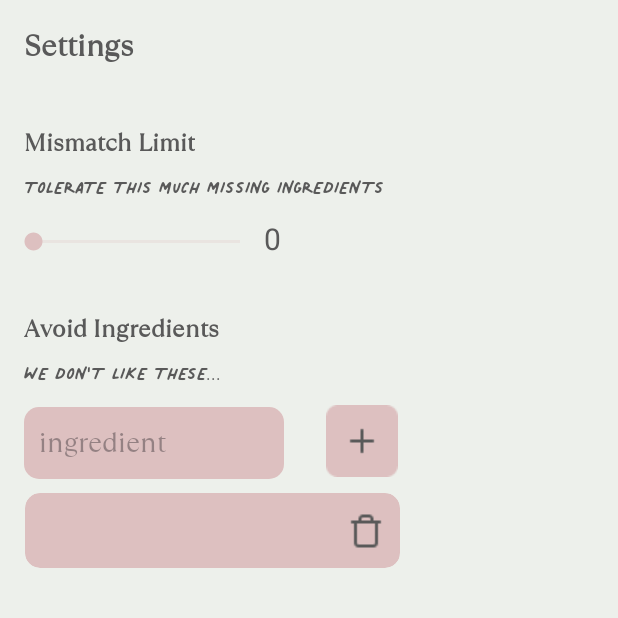
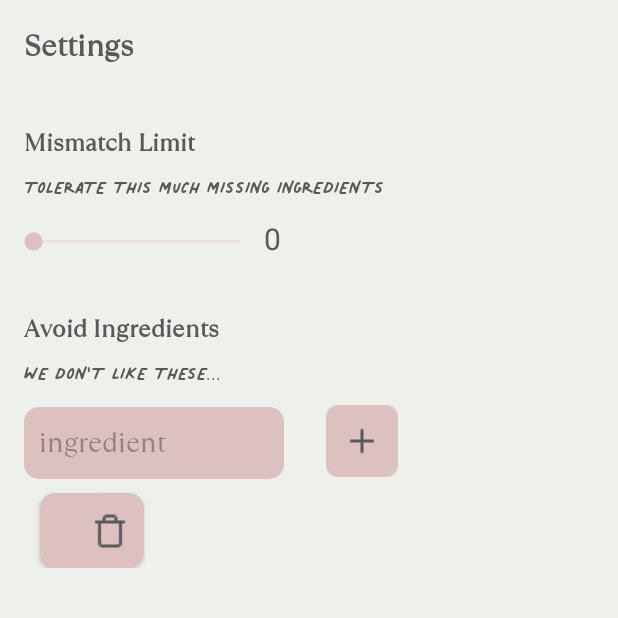
Before and after one commit to AndreiKevin/dormdinner, an Android app: the settings screen opened directly, with no data from a screen before it, after a tap on an icon or button, on a phone screen of 412 x 824 dp, the top half of it. Run offline under Robolectric (Android 15) with nearby library versions, the phone set to English and light mode, and no system bars.

Commit message:
fix: setting ingredient margin

```diff
--- a/app/src/main/res/layout/new_ingredient_settings.xml
+++ b/app/src/main/res/layout/new_ingredient_settings.xml
@@ -6,22 +6,24 @@
     android:layout_height="50dp">
 
     <androidx.cardview.widget.CardView
-        android:layout_width="250dp"
+        android:layout_width="wrap_content"
         android:layout_height="50dp"
+        android:layout_marginStart="10dp"
         android:layout_marginTop="5dp"
         app:cardBackgroundColor="@color/pink"
         app:cardCornerRadius="10dp">
 
         <LinearLayout
-            android:layout_width="match_parent"
+            android:layout_width="wrap_content"
             android:layout_height="match_parent"
             android:orientation="horizontal">
 
             <TextView
                 android:id="@+id/ingredientSettings"
-                android:layout_width="179dp"
+                android:layout_width="0dp"
                 android:layout_height="match_parent"
-                android:layout_marginStart="5dp"
+                android:layout_marginStart="12dp"
+                android:layout_marginEnd="12dp"
                 android:layout_weight="1"
                 android:fontFamily="@font/t_ramillas"
                 android:gravity="center_vertical"
```
Also changed, not shown: app/src/main/res/layout/new_ingredient_pantry.xml (+4 -3 lines).
